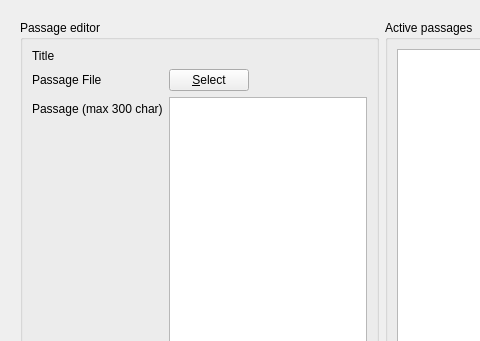
Qt form src/templates/dictation/dictationeditor.ui (BuildmLearn/BuildmLearn-Toolkit) before a commit; both pictures show x 0 to 480 and y 0 to 341 of the 627 by 545 pixel window.
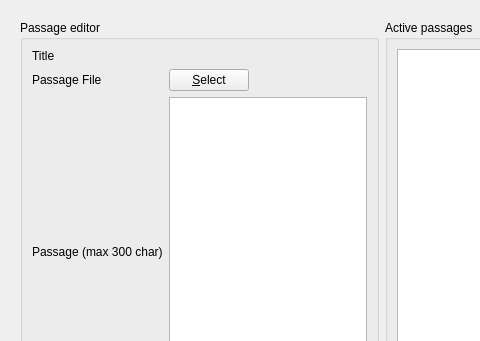
The same form after that commit. Custom widgets are drawn as their Qt base class.

Commit message: Fix some user interface

```diff
--- a/src/templates/dictation/dictationeditor.ui
+++ b/src/templates/dictation/dictationeditor.ui
@@ -37,7 +37,7 @@
          <property name="title">
           <string>Passage editor</string>
          </property>
-         <layout class="QFormLayout" name="formLayout">
+         <layout class="QGridLayout" name="gridLayout">
           <item row="0" column="0">
            <widget class="QLabel" name="label">
             <property name="text">
```
The commit also changes 1 other file.
